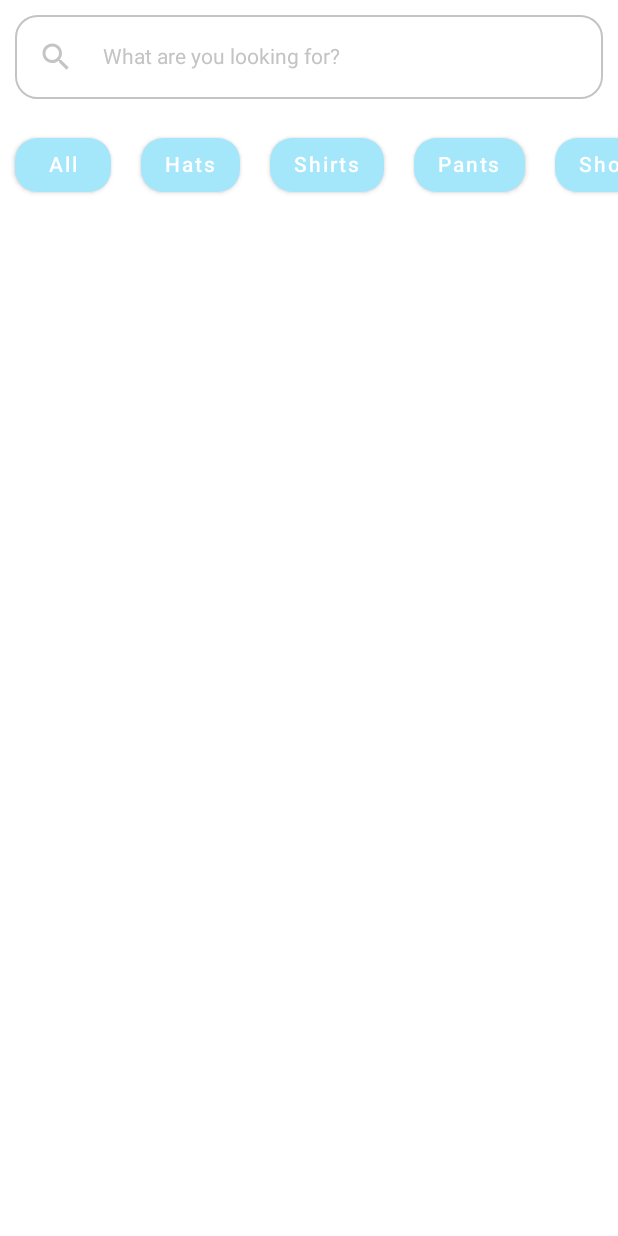
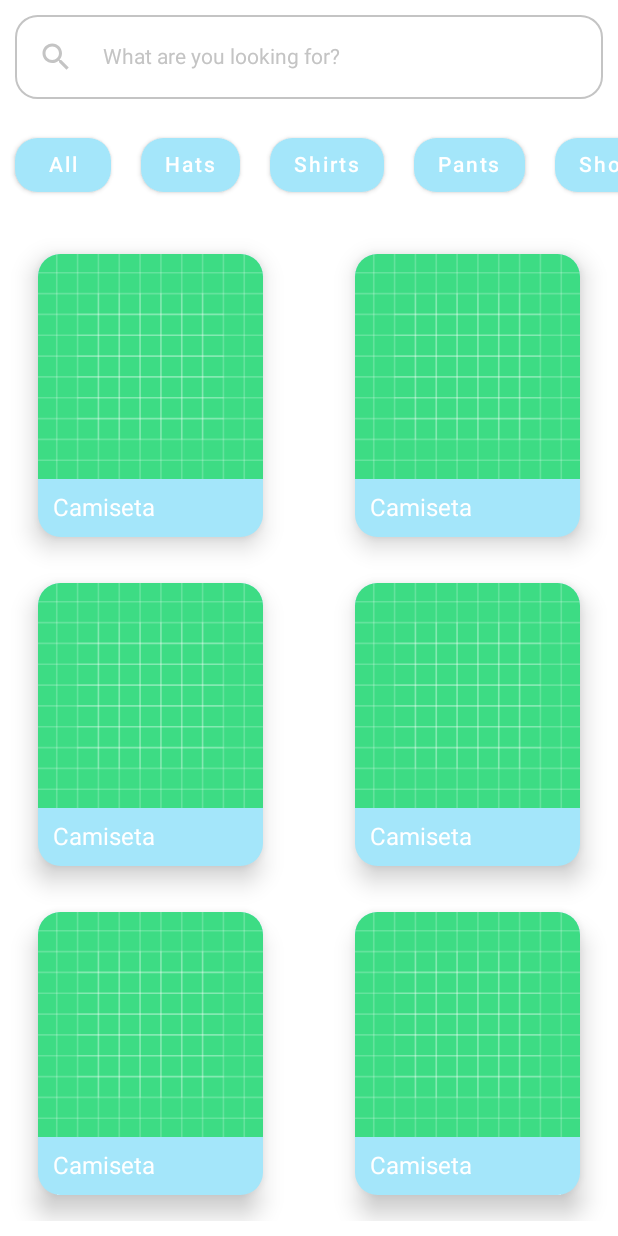
Before and after one commit to migueldemollet/DressMeApp, an Android app built with Jetpack Compose: the screen it shows after launch (MainActivity), on a phone screen of 412 x 824 dp. Run offline under Robolectric (Android 15) with nearby library versions, the phone set to English and light mode, and no system bars.

Commit message:
Adding main component to the main screen

```diff
--- a/App/app/src/main/java/com/migueldemollet/dressmeapp/MainActivity.kt
+++ b/App/app/src/main/java/com/migueldemollet/dressmeapp/MainActivity.kt
@@ -3,9 +3,9 @@ package com.migueldemollet.dressmeapp
 import android.os.Bundle
 import androidx.activity.ComponentActivity
 import androidx.activity.compose.setContent
+import androidx.compose.foundation.*
 import androidx.compose.foundation.layout.*
-import androidx.compose.foundation.lazy.LazyRow
-import androidx.compose.foundation.lazy.items
+import androidx.compose.foundation.lazy.*
 import androidx.compose.foundation.shape.RoundedCornerShape
 import androidx.compose.material.*
 import androidx.compose.material.ButtonDefaults.buttonColors
@@ -16,14 +16,20 @@ import androidx.compose.runtime.Composable
 import androidx.compose.runtime.MutableState
 import androidx.compose.runtime.mutableStateOf
 import androidx.compose.runtime.remember
+import androidx.compose.ui.Alignment
 import androidx.compose.ui.Modifier
+import androidx.compose.ui.draw.scale
 import androidx.compose.ui.graphics.Color
+import androidx.compose.ui.graphics.painter.Painter
+import androidx.compose.ui.layout.ContentScale
+import androidx.compose.ui.res.painterResource
 import androidx.compose.ui.text.TextStyle
 import androidx.compose.ui.text.input.TextFieldValue
 import androidx.compose.ui.tooling.preview.Preview
 import androidx.compose.ui.unit.dp
 import androidx.compose.ui.unit.sp
 import com.migueldemollet.dressmeapp.ui.theme.DressMeAppTheme
+import java.util.logging.Filter
 
 
 private val filters: List<String> = listOf(
@@ -45,10 +51,36 @@ class MainActivity : ComponentActivity() {
                     modifier = Modifier.fillMaxSize(),
                     color = MaterialTheme.colors.background
                 ) {
-                    FilterSection()
+                    MainScreen()
                 }
             }
         }
+    }
+}
+
+data class Garment(val title: String, val description: String, val image: Painter)
+
+@Composable
+fun MainScreen() {
+    Column() {
+        FilterSection()
+
+        val img = painterResource(id = R.drawable.ic_launcher_background)
+        val garments: List<Garment> = listOf(
+            Garment("Camiseta", "Camistea larga", img),
+            Garment("Camiseta", "Camistea larga", img),
+            Garment("Camiseta", "Camistea larga", img),
+            Garment("Camiseta", "Camistea larga", img),
+            Garment("Camiseta", "Camistea larga", img),
+            Garment("Camiseta", "Camistea larga", img),
+            Garment("Camiseta", "Camistea larga", img),
+            Garment("Camiseta", "Camistea larga", img),
+            Garment("Camiseta", "Camistea larga", img),
+            Garment("Camiseta", "Camistea larga", img),
+            Garment("Camiseta", "Camistea larga", img),
+            Garment("Camiseta", "Camistea larga", img),
+        )
+        BoxComponent(garments = garments)
     }
 }
 
@@ -153,11 +185,56 @@ fun FilterSection(){
     }
 }
 
+@Composable
+fun BoxComponent(garments: List<Garment>) {
+    LazyColumn(modifier = Modifier.padding(10.dp)) {
+        items(garments.windowed(2,2, true)) { garment ->
+            Row(modifier = Modifier
+                .fillMaxWidth(),
+                horizontalArrangement = Arrangement.SpaceBetween
+            ) {
+                garment.forEach {
+                    CardBox(it)
+                }
+            }
+        }
+    }
+}
+
+@Composable
+fun CardBox(garment: Garment){
+    Card(
+        modifier = Modifier
+            .padding(15.dp)
+            .width(150.dp)
+            .clickable(onClick = { /*TODO*/ }),
+        shape = RoundedCornerShape(15.dp),
+        elevation = 10.dp,
+        backgroundColor = MaterialTheme.colors.primary
+
+    ) {
+        Column() {
+            Image(
+                painter = garment.image,
+                contentDescription = "",
+                modifier = Modifier.fillMaxSize(),
+                contentScale = ContentScale.Crop,
+                alignment = Alignment.Center
+            )
+            Text(
+                text = garment.title,
+                color = MaterialTheme.colors.onPrimary,
+                modifier = Modifier.padding(10.dp)
+            )
+        }
+    }
+}
+
 @Preview(showSystemUi = true)
 @Preview(showBackground = true)
 @Composable
 fun DefaultPreview() {
     DressMeAppTheme {
-        FilterSection()
+        MainScreen()
     }
 }
--- a/App/app/src/main/java/com/migueldemollet/dressmeapp/ui/theme/Color.kt
+++ b/App/app/src/main/java/com/migueldemollet/dressmeapp/ui/theme/Color.kt
@@ -9,3 +9,4 @@ val Turquoise200 = Color(0xFFA4E6FA)
 val Turquoise700 = Color(0xFF78A9B8)
 val White200 = Color(0xFFFFFFFF)
 val Gray200 = Color(0xFFC4C4C4)
+val Black200 = Color(0xFF000000)
--- a/App/app/src/main/java/com/migueldemollet/dressmeapp/ui/theme/Theme.kt
+++ b/App/app/src/main/java/com/migueldemollet/dressmeapp/ui/theme/Theme.kt
@@ -18,7 +18,8 @@ private val LightColorPalette = lightColors(
     secondary = Teal200,
     onPrimary = White200,
     onBackground = White200,
-    onSurface = Gray200
+    onSurface = Gray200,
+    onSecondary = Black200,
 
     /* Other default colors to override
     background = Color.White,
```
